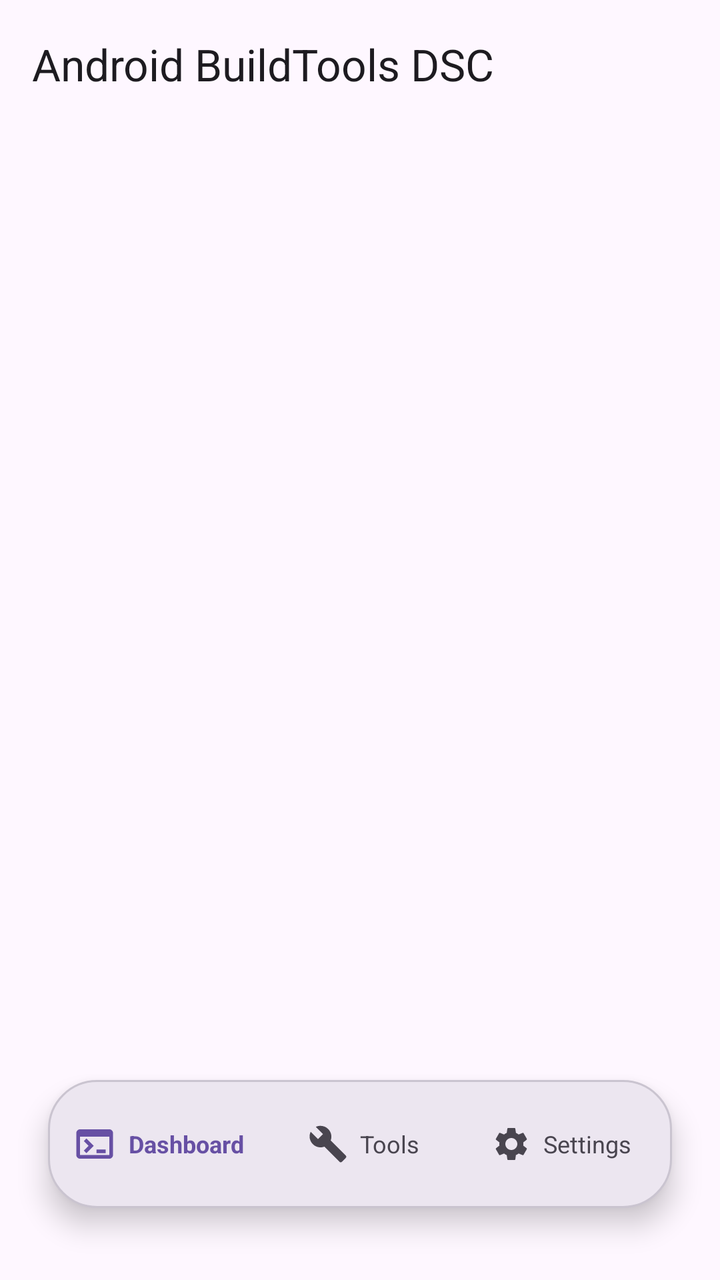
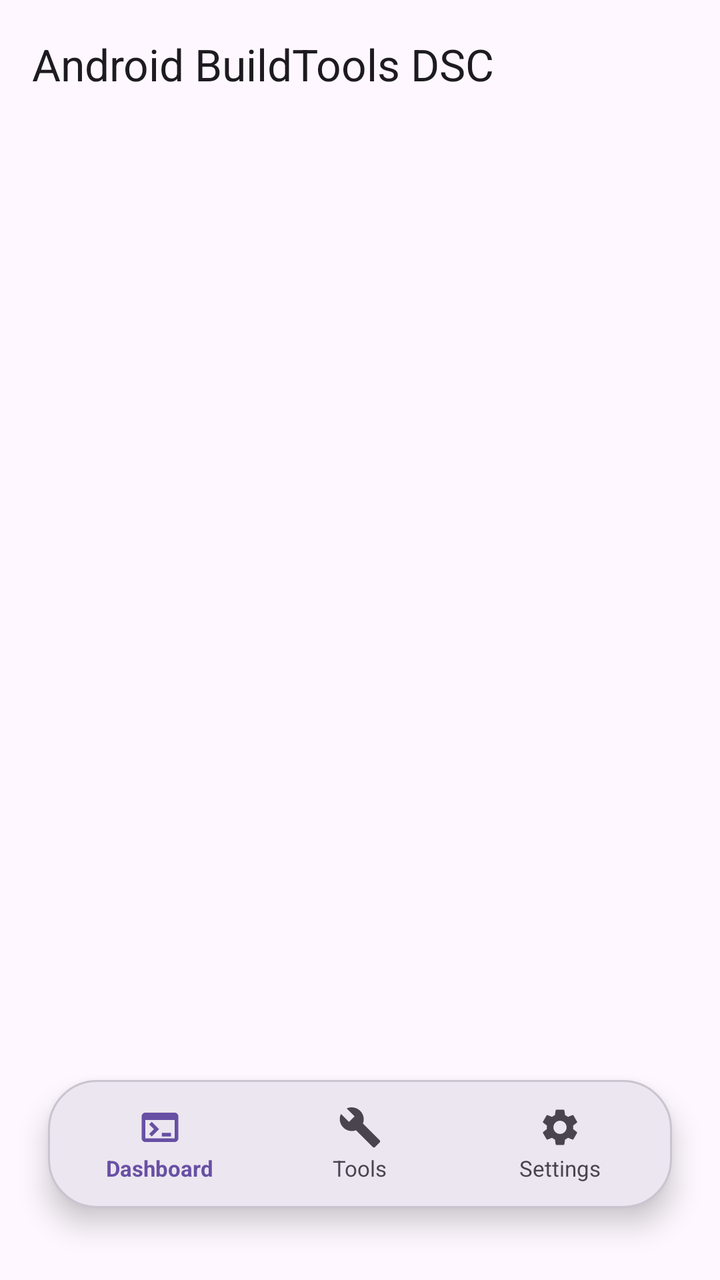

Compare the two renders of this Android layout. The source of the first and the diff that turns it into the second are given below.
<!-- AndroidManifest.xml: application theme Theme.ZeroLite -->
<!-- res/layout/activity_main.xml -->
<?xml version="1.0" encoding="utf-8"?>
<androidx.coordinatorlayout.widget.CoordinatorLayout
    xmlns:android="http://schemas.android.com/apk/res/android"
    xmlns:app="http://schemas.android.com/apk/res-auto"
    android:layout_width="match_parent"
    android:layout_height="match_parent">

    <com.google.android.material.appbar.AppBarLayout
        android:id="@+id/appBarLayout"
        android:layout_width="match_parent"
        android:layout_height="wrap_content"
        android:fitsSystemWindows="true">

        <com.google.android.material.appbar.MaterialToolbar
            android:id="@+id/topAppBar"
            android:layout_width="match_parent"
            android:layout_height="?attr/actionBarSize"
            app:title="Android BuildTools DSC"
            app:titleTextAppearance="?attr/textAppearanceTitleLarge" />
    </com.google.android.material.appbar.AppBarLayout>

    <FrameLayout
        android:id="@+id/fragmentContainer"
        android:layout_width="match_parent"
        android:layout_height="match_parent"
        android:layout_marginBottom="116dp"
        app:layout_behavior="@string/appbar_scrolling_view_behavior" />

    
    <LinearLayout
        android:id="@+id/customBottomBar"
        android:layout_width="match_parent"
        android:layout_height="64dp"
        android:layout_gravity="bottom"
        android:layout_marginStart="24dp"
        android:layout_marginEnd="24dp"
        android:layout_marginBottom="36dp"
        android:background="@drawable/floating_bottom_bar_bg"
        android:elevation="8dp"
        android:gravity="center"
        android:orientation="horizontal"
        android:paddingStart="8dp"
        android:paddingEnd="8dp">

        
        <LinearLayout
            android:id="@+id/btnNavHome"
            android:layout_width="0dp"
            android:layout_height="48dp"
            android:layout_weight="1"
            android:layout_marginEnd="4dp"
            android:gravity="center"
            android:orientation="horizontal"
            android:clickable="true"
            android:focusable="true">

            <ImageView
                android:id="@+id/ivNavHome"
                android:layout_width="22dp"
                android:layout_height="22dp"
                android:src="@drawable/ic_terminal"
                app:tint="?attr/colorPrimary" />

            <TextView
                android:id="@+id/tvNavHome"
                android:layout_width="wrap_content"
                android:layout_height="wrap_content"
                android:layout_marginStart="6dp"
                android:text="Dashboard"
                android:textSize="12sp"
                android:textStyle="bold"
                android:singleLine="true"
                android:textColor="?attr/colorPrimary" />
        </LinearLayout>

        
        <LinearLayout
            android:id="@+id/btnNavTools"
            android:layout_width="0dp"
            android:layout_height="48dp"
            android:layout_weight="1"
            android:layout_marginStart="4dp"
            android:gravity="center"
            android:orientation="horizontal"
            android:clickable="true"
            android:focusable="true">

            <ImageView
                android:id="@+id/ivNavTools"
                android:layout_width="20dp"
                android:layout_height="20dp"
                android:src="@drawable/ic_build"
                app:tint="?attr/colorOnSurfaceVariant" />

            <TextView
                android:id="@+id/tvNavTools"
                android:layout_width="wrap_content"
                android:layout_height="wrap_content"
                android:layout_marginStart="6dp"
                android:text="Tools"
                android:textSize="12sp"
                android:singleLine="true"
                android:textColor="?attr/colorOnSurfaceVariant" />
        </LinearLayout>

        
        <LinearLayout
            android:id="@+id/btnNavSettings"
            android:layout_width="0dp"
            android:layout_height="48dp"
            android:layout_weight="1"
            android:layout_marginStart="4dp"
            android:gravity="center"
            android:orientation="horizontal"
            android:clickable="true"
            android:focusable="true">

            <ImageView
                android:id="@+id/ivNavSettings"
                android:layout_width="20dp"
                android:layout_height="20dp"
                android:src="@drawable/ic_settings"
                app:tint="?attr/colorOnSurfaceVariant" />

            <TextView
                android:id="@+id/tvNavSettings"
                android:layout_width="wrap_content"
                android:layout_height="wrap_content"
                android:layout_marginStart="6dp"
                android:text="Settings"
                android:textSize="12sp"
                android:singleLine="true"
                android:textColor="?attr/colorOnSurfaceVariant" />
        </LinearLayout>
    </LinearLayout>

</androidx.coordinatorlayout.widget.CoordinatorLayout>
<!-- resources referenced by this layout -->
<resources>
  <!-- drawable floating_bottom_bar_bg (drawable) -->
  <shape xmlns:android="http://schemas.android.com/apk/res/android"
      android:shape="rectangle">
      <solid android:color="?attr/colorSurfaceContainerHigh" />
      <corners android:radius="24dp" />
      <stroke
          android:width="1dp"
          android:color="?attr/colorOutlineVariant" />
  </shape>
  <!-- drawable ic_build (drawable) -->
  <vector xmlns:android="http://schemas.android.com/apk/res/android"
      android:width="24dp"
      android:height="24dp"
      android:viewportWidth="24"
      android:viewportHeight="24">
    <path
        android:fillColor="?attr/colorControlNormal"
        android:pathData="M22.7,19l-9.1,-9.1c0.9,-2.3 0.4,-5 -1.5,-6.9c-2,-2 -5,-2.4 -7.4,-1.3L9,6L6,9L1.6,4.7C0.4,7.1 0.9,10.1 2.9,12.1c1.9,1.9 4.6,2.4 6.9,1.5l9.1,9.1c0.4,0.4 1,0.4 1.4,0l2.3,-2.3C23.1,20 23.1,19.4 22.7,19z"/>
  </vector>
  <!-- drawable ic_settings (drawable) -->
  <vector xmlns:android="http://schemas.android.com/apk/res/android"
      android:width="24dp"
      android:height="24dp"
      android:viewportWidth="24"
      android:viewportHeight="24">
      <path
          android:fillColor="#FF000000"
          android:pathData="M19.14,12.94c0.04,-0.31 0.06,-0.63 0.06,-0.94c0,-0.31 -0.02,-0.63 -0.06,-0.94l2.03,-1.58c0.18,-0.14 0.23,-0.41 0.12,-0.61l-1.92,-3.32c-0.12,-0.22 -0.37,-0.29 -0.59,-0.22l-2.39,0.96c-0.5,-0.38 -1.03,-0.7 -1.62,-0.94L14.4,2.81c-0.04,-0.24 -0.24,-0.41 -0.48,-0.41h-3.84c-0.24,0 -0.43,0.17 -0.47,0.41L9.25,5.35C8.66,5.59 8.12,5.92 7.63,6.29L5.24,5.33c-0.22,-0.08 -0.47,0 -0.59,0.22L2.74,8.87C2.62,9.08 2.66,9.34 2.86,9.48l2.03,1.58C4.84,11.36 4.8,11.69 4.8,12s0.02,0.64 0.07,0.94l-2.03,1.58c-0.18,0.14 -0.23,0.41 -0.12,0.61l1.92,3.32c0.12,0.22 0.37,0.29 0.59,0.22l2.39,-0.96c0.5,0.38 1.03,0.7 1.62,0.94l0.36,2.54c0.05,0.24 0.24,0.41 0.48,0.41h3.84c0.24,0 0.44,-0.17 0.47,-0.41l0.36,-2.54c0.59,-0.24 1.13,-0.56 1.62,-0.94l2.39,0.96c0.22,0.08 0.47,0 0.59,-0.22l1.92,-3.32c0.12,-0.22 0.07,-0.47 -0.12,-0.61L19.14,12.94zM12,15.6c-1.98,0 -3.6,-1.62 -3.6,-3.6s1.62,-3.6 3.6,-3.6s3.6,1.62 3.6,3.6S13.98,15.6 12,15.6z"/>
  </vector>
  <!-- drawable ic_terminal (drawable) -->
  <vector xmlns:android="http://schemas.android.com/apk/res/android"
      android:width="24dp"
      android:height="24dp"
      android:viewportWidth="24"
      android:viewportHeight="24">
    <path
        android:fillColor="?attr/colorControlNormal"
        android:pathData="M20,4H4C2.89,4 2,4.89 2,6v12c0,1.11 0.89,2 2,2h16c1.11,0 2,-0.89 2,-2V6C22,4.89 21.11,4 20,4zM20,18H4V8h16V18zM7.5,17l-1.41,-1.41L8.67,13l-2.58,-2.59L7.5,9l4,4L7.5,17zM13,17v-2h5v2H13z"/>
  </vector>
  <style name="Theme.ZeroLite" parent="Theme.Material3.DayNight.NoActionBar">
          <item name="android:statusBarColor">@android:color/transparent</item>
          <item name="android:navigationBarColor">@android:color/transparent</item>
          <item name="android:windowLightStatusBar" tools:targetApi="m">true</item>
      </style>
</resources>

<!-- the commit's change to res/layout/activity_main.xml (unified diff, before → after) -->
@@ -46,11 +46,12 @@
         <LinearLayout
             android:id="@+id/btnNavHome"
             android:layout_width="0dp"
-            android:layout_height="48dp"
+            android:layout_height="52dp"
             android:layout_weight="1"
-            android:layout_marginEnd="4dp"
             android:gravity="center"
-            android:orientation="horizontal"
+            android:orientation="vertical"
+            android:paddingHorizontal="4dp"
+            android:paddingVertical="4dp"
             android:clickable="true"
             android:focusable="true">
 
@@ -65,9 +66,9 @@
                 android:id="@+id/tvNavHome"
                 android:layout_width="wrap_content"
                 android:layout_height="wrap_content"
-                android:layout_marginStart="6dp"
+                android:layout_marginTop="2dp"
                 android:text="Dashboard"
-                android:textSize="12sp"
+                android:textSize="11sp"
                 android:textStyle="bold"
                 android:singleLine="true"
                 android:textColor="?attr/colorPrimary" />
@@ -77,18 +78,20 @@
         <LinearLayout
             android:id="@+id/btnNavTools"
             android:layout_width="0dp"
-            android:layout_height="48dp"
+            android:layout_height="52dp"
             android:layout_weight="1"
             android:layout_marginStart="4dp"
             android:gravity="center"
-            android:orientation="horizontal"
+            android:orientation="vertical"
+            android:paddingHorizontal="4dp"
+            android:paddingVertical="4dp"
             android:clickable="true"
             android:focusable="true">
 
             <ImageView
                 android:id="@+id/ivNavTools"
-                android:layout_width="20dp"
-                android:layout_height="20dp"
+                android:layout_width="22dp"
+                android:layout_height="22dp"
                 android:src="@drawable/ic_build"
                 app:tint="?attr/colorOnSurfaceVariant" />
 
@@ -96,9 +99,9 @@
                 android:id="@+id/tvNavTools"
                 android:layout_width="wrap_content"
                 android:layout_height="wrap_content"
-                android:layout_marginStart="6dp"
+                android:layout_marginTop="2dp"
                 android:text="Tools"
-                android:textSize="12sp"
+                android:textSize="11sp"
                 android:singleLine="true"
                 android:textColor="?attr/colorOnSurfaceVariant" />
         </LinearLayout>
@@ -107,18 +110,20 @@
         <LinearLayout
             android:id="@+id/btnNavSettings"
             android:layout_width="0dp"
-            android:layout_height="48dp"
+            android:layout_height="52dp"
             android:layout_weight="1"
             android:layout_marginStart="4dp"
             android:gravity="center"
-            android:orientation="horizontal"
+            android:orientation="vertical"
+            android:paddingHorizontal="4dp"
+            android:paddingVertical="4dp"
             android:clickable="true"
             android:focusable="true">
 
             <ImageView
                 android:id="@+id/ivNavSettings"
-                android:layout_width="20dp"
-                android:layout_height="20dp"
+                android:layout_width="22dp"
+                android:layout_height="22dp"
                 android:src="@drawable/ic_settings"
                 app:tint="?attr/colorOnSurfaceVariant" />
 
@@ -126,9 +131,9 @@
                 android:id="@+id/tvNavSettings"
                 android:layout_width="wrap_content"
                 android:layout_height="wrap_content"
-                android:layout_marginStart="6dp"
+                android:layout_marginTop="2dp"
                 android:text="Settings"
-                android:textSize="12sp"
+                android:textSize="11sp"
                 android:singleLine="true"
                 android:textColor="?attr/colorOnSurfaceVariant" />
         </LinearLayout>
